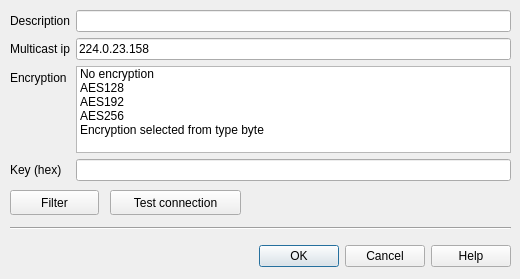
grodansparadis/vscp-works-qt, file src/cdlgconnsettingsmulticast.ui: the form before one commit.
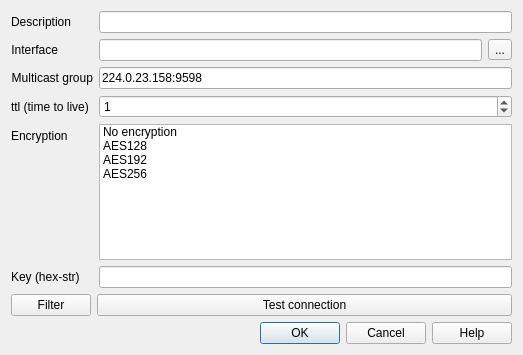
The form after the commit.

Commit message: Added multicast interface

The edit to the form file:
```diff
--- a/src/cdlgconnsettingsmulticast.ui
+++ b/src/cdlgconnsettingsmulticast.ui
@@ -6,8 +6,8 @@
    <rect>
     <x>0</x>
     <y>0</y>
-    <width>520</width>
-    <height>279</height>
+    <width>523</width>
+    <height>355</height>
    </rect>
   </property>
   <property name="baseSize">
@@ -19,37 +19,14 @@
   <property name="windowTitle">
    <string>Multicast Connection</string>
   </property>
-  <widget class="QDialogButtonBox" name="buttonBox">
-   <property name="geometry">
-    <rect>
-     <x>10</x>
-     <y>240</y>
-     <width>501</width>
-     <height>32</height>
-    </rect>
-   </property>
-   <property name="orientation">
-    <enum>Qt::Horizontal</enum>
-   </property>
-   <property name="standardButtons">
-    <set>QDialogButtonBox::Cancel|QDialogButtonBox::Help|QDialogButtonBox::Ok</set>
-   </property>
-   <property name="centerButtons">
-    <bool>false</bool>
-   </property>
-  </widget>
-  <widget class="QWidget" name="formLayoutWidget">
-   <property name="geometry">
-    <rect>
-     <x>10</x>
-     <y>10</y>
-     <width>501</width>
-     <height>171</height>
-    </rect>
-   </property>
+  <layout class="QFormLayout" name="formLayout_2">
+   <item row="0" column="0" colspan="2">
    <layout class="QFormLayout" name="formLayout">
     <item row="0" column="0">
      <widget class="QLabel" name="label">
+       <property name="layoutDirection">
+        <enum>Qt::LeftToRight</enum>
+       </property>
       <property name="text">
        <string>Description</string>
       </property>
@@ -69,40 +46,60 @@
      </widget>
     </item>
     <item row="1" column="0">
+      <widget class="QLabel" name="label_5">
+       <property name="text">
+        <string>Interface</string>
+       </property>
+       <property name="alignment">
+        <set>Qt::AlignRight|Qt::AlignTrailing|Qt::AlignVCenter</set>
+       </property>
+      </widget>
+     </item>
+     <item row="2" column="0">
      <widget class="QLabel" name="label_2">
       <property name="text">
-       <string>Multicast ip</string>
+        <string>Multicast group</string>
       </property>
       <property name="alignment">
        <set>Qt::AlignRight|Qt::AlignTrailing|Qt::AlignVCenter</set>
       </property>
      </widget>
     </item>
-    <item row="1" column="1">
+     <item row="2" column="1">
      <widget class="QLineEdit" name="editIp">
       <property name="toolTip">
        <string>Remote Multicast client address</string>
       </property>
       <property name="text">
-       <string>224.0.23.158</string>
+        <string>224.0.23.158:9598</string>
       </property>
      </widget>
     </item>
-    <item row="2" column="0">
+     <item row="4" column="0">
+      <widget class="QLabel" name="label_6">
+       <property name="text">
+        <string>ttl (time to live)</string>
+       </property>
+      </widget>
+     </item>
+     <item row="4" column="1">
+      <widget class="QSpinBox" name="spinBoxTtl">
+       <property name="maximum">
+        <number>255</number>
+       </property>
+       <property name="value">
+        <number>1</number>
+       </property>
+      </widget>
+     </item>
+     <item row="5" column="0">
      <widget class="QLabel" name="label_3">
       <property name="text">
        <string>Encryption</string>
       </property>
      </widget>
     </item>
-    <item row="3" column="0">
-     <widget class="QLabel" name="label_4">
-      <property name="text">
-       <string>Key (hex)</string>
-      </property>
-     </widget>
-    </item>
-    <item row="2" column="1">
+     <item row="5" column="1">
      <widget class="QListWidget" name="listEncryption">
       <property name="toolTip">
        <string>Select encryption method</string>
@@ -130,61 +127,82 @@
         <string>AES256</string>
        </property>
       </item>
-      <item>
+      </widget>
+     </item>
+     <item row="6" column="0">
+      <widget class="QLabel" name="label_4">
        <property name="text">
-        <string>Encryption selected from type byte</string>
+        <string>Key (hex-str)</string>
        </property>
-      </item>
-     </widget>
-    </item>
-    <item row="3" column="1">
+      </widget>
+     </item>
+     <item row="6" column="1">
      <widget class="QLineEdit" name="editKey">
       <property name="toolTip">
        <string>Security key</string>
       </property>
      </widget>
     </item>
-   </layout>
-  </widget>
+     <item row="1" column="1">
+      <layout class="QHBoxLayout" name="horizontalLayout">
+       <item>
+        <widget class="QLineEdit" name="editInterface">
+         <property name="toolTip">
+          <string>&lt;html&gt;&lt;head/&gt;&lt;body&gt;&lt;p&gt;Leave blank to use all/default interfaces&lt;/p&gt;&lt;/body&gt;&lt;/html&gt;</string>
+         </property>
+         <property name="text">
+          <string/>
+         </property>
+        </widget>
+       </item>
+       <item>
+        <widget class="QToolButton" name="btnSelectInterface">
+         <property name="toolTip">
+          <string>Select network interface</string>
+         </property>
+         <property name="text">
+          <string>...</string>
+         </property>
+        </widget>
+       </item>
+      </layout>
+     </item>
+    </layout>
+   </item>
+   <item row="1" column="0">
   <widget class="QPushButton" name="btnSetFilter">
-   <property name="geometry">
-    <rect>
-     <x>10</x>
-     <y>190</y>
-     <width>89</width>
-     <height>25</height>
-    </rect>
+     <property name="toolTip">
+      <string>Set or edit filter</string>
    </property>
    <property name="text">
     <string>Filter</string>
    </property>
   </widget>
-  <widget class="Line" name="line">
-   <property name="geometry">
-    <rect>
-     <x>10</x>
-     <y>220</y>
-     <width>501</width>
-     <height>16</height>
-    </rect>
-   </property>
-   <property name="orientation">
-    <enum>Qt::Horizontal</enum>
-   </property>
-  </widget>
+   </item>
+   <item row="1" column="1">
   <widget class="QPushButton" name="btnTestConnection">
-   <property name="geometry">
-    <rect>
-     <x>110</x>
-     <y>190</y>
-     <width>131</width>
-     <height>25</height>
-    </rect>
+     <property name="toolTip">
+      <string>Test that connection works</string>
    </property>
    <property name="text">
     <string>Test connection</string>
    </property>
   </widget>
+   </item>
+   <item row="2" column="0" colspan="2">
+    <widget class="QDialogButtonBox" name="buttonBox">
+     <property name="orientation">
+      <enum>Qt::Horizontal</enum>
+     </property>
+     <property name="standardButtons">
+      <set>QDialogButtonBox::Cancel|QDialogButtonBox::Help|QDialogButtonBox::Ok</set>
+     </property>
+     <property name="centerButtons">
+      <bool>false</bool>
+     </property>
+    </widget>
+   </item>
+  </layout>
  </widget>
  <resources/>
  <connections>
```
Left out of the diff: 4 changed lines with no effect on the pictures. Lines whose indentation alone changed are shown as unchanged. The commit also changes 19 other files.
